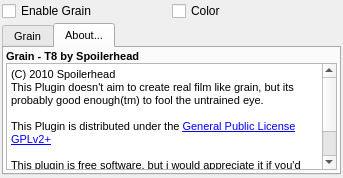
Qt form Grain/sph_grain.ui (spoilerhead/asp_plugins) before a commit.
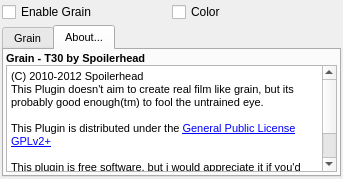
The same form after that commit. The open tabs and pages were chosen to show the change. Custom widgets are drawn as their Qt base class.

```diff
--- a/Grain/sph_grain.ui
+++ b/Grain/sph_grain.ui
@@ -7,7 +7,7 @@
     <x>0</x>
     <y>0</y>
     <width>343</width>
-    <height>178</height>
+    <height>179</height>
    </rect>
   </property>
   <property name="sizePolicy">
@@ -552,17 +552,17 @@
           </size>
          </property>
          <property name="html">
-          <string>&lt;!DOCTYPE HTML PUBLIC &quot;-//W3C//DTD HTML 4.0//EN&quot; &quot;http://www.w3.org/TR/REC-html40/strict.dtd&quot;&gt;
+          <string notr="true">&lt;!DOCTYPE HTML PUBLIC &quot;-//W3C//DTD HTML 4.0//EN&quot; &quot;http://www.w3.org/TR/REC-html40/strict.dtd&quot;&gt;
 &lt;html&gt;&lt;head&gt;&lt;meta name=&quot;qrichtext&quot; content=&quot;1&quot; /&gt;&lt;style type=&quot;text/css&quot;&gt;
 p, li { white-space: pre-wrap; }
-&lt;/style&gt;&lt;/head&gt;&lt;body style=&quot; font-family:'Sans'; font-size:8pt; font-weight:400; font-style:normal;&quot;&gt;
-&lt;p style=&quot; margin-top:0px; margin-bottom:0px; margin-left:0px; margin-right:0px; -qt-block-indent:0; text-indent:0px;&quot;&gt;(C) 2010 Spoilerhead&lt;/p&gt;
-&lt;p style=&quot; margin-top:0px; margin-bottom:0px; margin-left:0px; margin-right:0px; -qt-block-indent:0; text-indent:0px;&quot;&gt;This Plugin doesn't aim to create real film like grain, but its probably good enough(tm) to fool the untrained eye.&lt;/p&gt;
-&lt;p style=&quot;-qt-paragraph-type:empty; margin-top:0px; margin-bottom:0px; margin-left:0px; margin-right:0px; -qt-block-indent:0; text-indent:0px;&quot;&gt;&lt;/p&gt;
-&lt;p style=&quot; margin-top:0px; margin-bottom:0px; margin-left:0px; margin-right:0px; -qt-block-indent:0; text-indent:0px;&quot;&gt;This Plugin is distributed under the &lt;a href=&quot;http://www.gnu.org/licenses/gpl-2.0.html&quot;&gt;&lt;span style=&quot; text-decoration: underline; color:#0000ff;&quot;&gt;General Public License GPLv2+&lt;/span&gt;&lt;/a&gt;&lt;/p&gt;
-&lt;p style=&quot;-qt-paragraph-type:empty; margin-top:0px; margin-bottom:0px; margin-left:0px; margin-right:0px; -qt-block-indent:0; text-indent:0px; text-decoration: underline; color:#0000ff;&quot;&gt;&lt;/p&gt;
-&lt;p style=&quot; margin-top:0px; margin-bottom:0px; margin-left:0px; margin-right:0px; -qt-block-indent:0; text-indent:0px;&quot;&gt;This plugin is free software, but i would appreciate it if you'd give me some support by &lt;a href=&quot;http://web.student.tuwien.ac.at/~e0326004/bibble/&quot;&gt;&lt;span style=&quot; text-decoration: underline; color:#0000ff;&quot;&gt;giving me a little donation, so i can buy myself beer, pizza and most important: coffee&lt;/span&gt;&lt;/a&gt;&lt;/p&gt;
-&lt;p style=&quot;-qt-paragraph-type:empty; margin-top:0px; margin-bottom:0px; margin-left:0px; margin-right:0px; -qt-block-indent:0; text-indent:0px; text-decoration: underline; color:#0000ff;&quot;&gt;&lt;/p&gt;&lt;/body&gt;&lt;/html&gt;</string>
+&lt;/style&gt;&lt;/head&gt;&lt;body style=&quot; font-family:'Sans Serif'; font-size:8pt; font-weight:400; font-style:normal;&quot;&gt;
+&lt;p style=&quot; margin-top:0px; margin-bottom:0px; margin-left:0px; margin-right:0px; -qt-block-indent:0; text-indent:0px;&quot;&gt;&lt;span style=&quot; font-family:'Sans';&quot;&gt;(C) 2010-2012 Spoilerhead&lt;/span&gt;&lt;/p&gt;
+&lt;p style=&quot; margin-top:0px; margin-bottom:0px; margin-left:0px; margin-right:0px; -qt-block-indent:0; text-indent:0px;&quot;&gt;&lt;span style=&quot; font-family:'Sans';&quot;&gt;This Plugin doesn't aim to create real film like grain, but its probably good enough(tm) to fool the untrained eye.&lt;/span&gt;&lt;/p&gt;
+&lt;p style=&quot;-qt-paragraph-type:empty; margin-top:0px; margin-bottom:0px; margin-left:0px; margin-right:0px; -qt-block-indent:0; text-indent:0px; font-family:'Sans';&quot;&gt;&lt;/p&gt;
+&lt;p style=&quot; margin-top:0px; margin-bottom:0px; margin-left:0px; margin-right:0px; -qt-block-indent:0; text-indent:0px;&quot;&gt;&lt;span style=&quot; font-family:'Sans';&quot;&gt;This Plugin is distributed under the &lt;/span&gt;&lt;a href=&quot;http://www.gnu.org/licenses/gpl-2.0.html&quot;&gt;&lt;span style=&quot; font-family:'Sans'; text-decoration: underline; color:#0000ff;&quot;&gt;General Public License GPLv2+&lt;/span&gt;&lt;/a&gt;&lt;/p&gt;
+&lt;p style=&quot;-qt-paragraph-type:empty; margin-top:0px; margin-bottom:0px; margin-left:0px; margin-right:0px; -qt-block-indent:0; text-indent:0px; font-family:'Sans'; text-decoration: underline; color:#0000ff;&quot;&gt;&lt;/p&gt;
+&lt;p style=&quot; margin-top:0px; margin-bottom:0px; margin-left:0px; margin-right:0px; -qt-block-indent:0; text-indent:0px;&quot;&gt;&lt;span style=&quot; font-family:'Sans';&quot;&gt;This plugin is free software, but i would appreciate it if you'd give me some support by &lt;/span&gt;&lt;a href=&quot;http://web.student.tuwien.ac.at/~e0326004/bibble/&quot;&gt;&lt;span style=&quot; font-family:'Sans'; text-decoration: underline; color:#0000ff;&quot;&gt;giving me a little donation, so i can buy myself beer, pizza and most important: coffee&lt;/span&gt;&lt;/a&gt;&lt;/p&gt;
+&lt;p style=&quot;-qt-paragraph-type:empty; margin-top:0px; margin-bottom:0px; margin-left:0px; margin-right:0px; -qt-block-indent:0; text-indent:0px; font-family:'Sans'; text-decoration: underline; color:#0000ff;&quot;&gt;&lt;/p&gt;&lt;/body&gt;&lt;/html&gt;</string>
          </property>
          <property name="openExternalLinks">
           <bool>true</bool>
@@ -594,7 +594,7 @@
           </font>
          </property>
          <property name="text">
-          <string notr="true" extracomment="version info, don't touch">Grain - T8 by Spoilerhead</string>
+          <string notr="true" extracomment="version info, don't touch">Grain - T30 by Spoilerhead</string>
          </property>
         </widget>
        </item>
```
Left out of the diff: 2 changed lines with no effect on the pictures.
